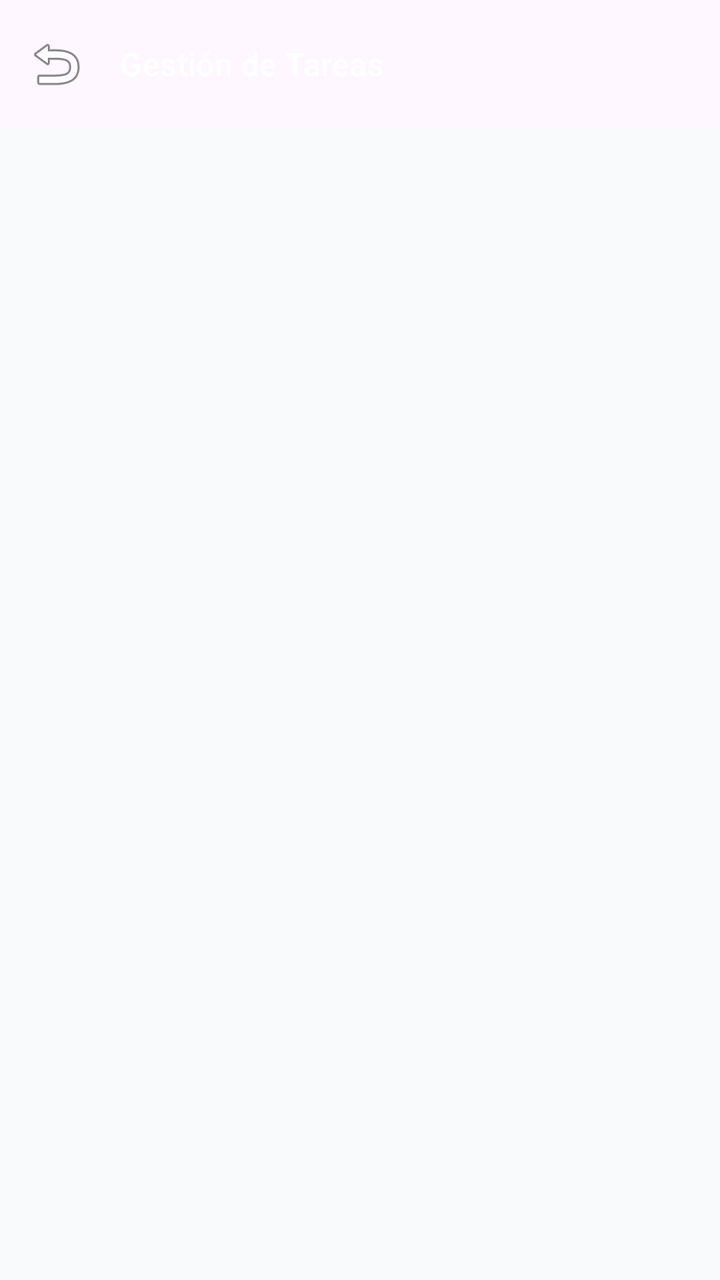
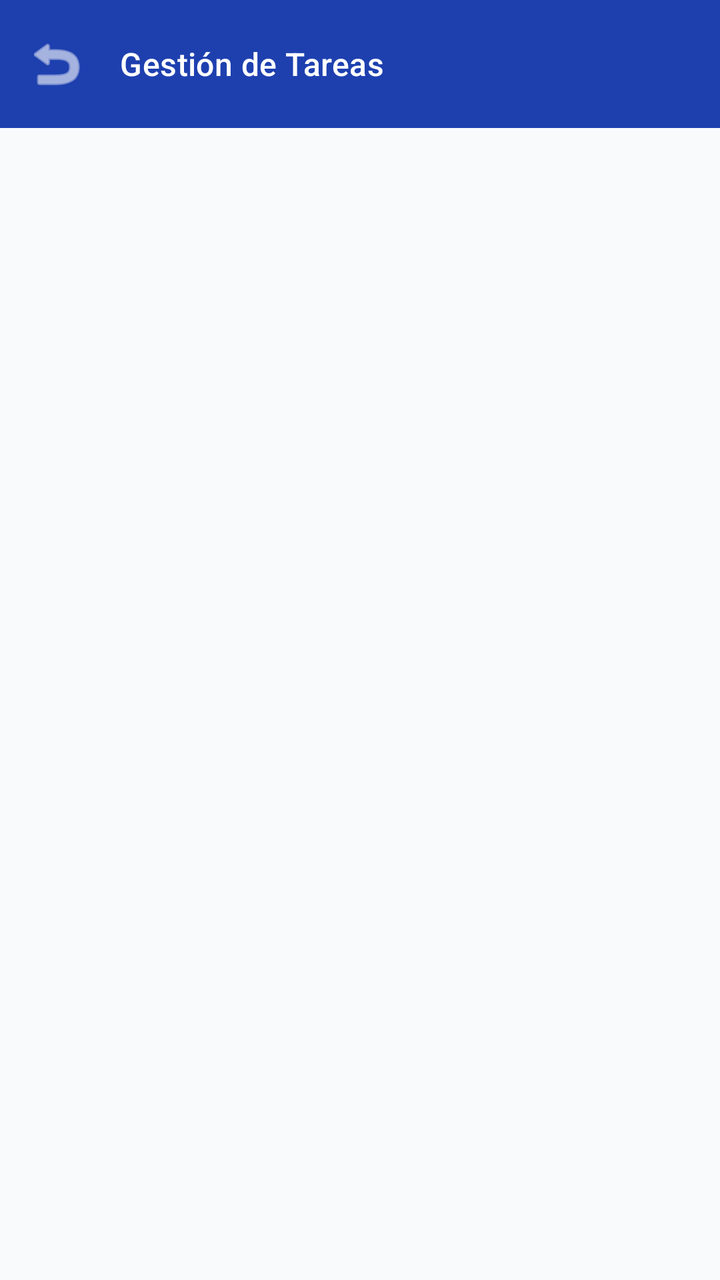

Two renders of the same Android screen: before a commit and after it. Below are the layout's source before the change and the commit's diff.
<!-- AndroidManifest.xml: activity theme Theme.QRAsist.Maestro -->
<!-- res/layout/activity_gestion_tareas.xml -->
<?xml version="1.0" encoding="utf-8"?>
<androidx.coordinatorlayout.widget.CoordinatorLayout xmlns:android="http://schemas.android.com/apk/res/android"
    xmlns:app="http://schemas.android.com/apk/res-auto"
    android:layout_width="match_parent"
    android:layout_height="match_parent"
    android:background="@color/background">

    <com.google.android.material.appbar.AppBarLayout
        android:layout_width="match_parent"
        android:layout_height="wrap_content">

        <com.google.android.material.appbar.MaterialToolbar
            android:id="@+id/toolbar_gestion_tareas"
            style="@style/QRAsist.Toolbar"
            android:layout_width="match_parent"
            android:layout_height="?attr/actionBarSize"
            app:navigationIcon="@android:drawable/ic_menu_revert"
            app:title="Gestión de Tareas" />

    </com.google.android.material.appbar.AppBarLayout>

    <FrameLayout
        android:id="@+id/tareas_container"
        android:layout_width="match_parent"
        android:layout_height="match_parent"
        app:layout_behavior="@string/appbar_scrolling_view_behavior" />

</androidx.coordinatorlayout.widget.CoordinatorLayout>
<!-- resources referenced by this layout -->
<resources>
  <color name="background">#F8FAFC</color>
  <style name="QRAsist.Toolbar" parent="Widget.Material3.Toolbar">
          <item name="titleTextColor">@android:color/white</item>
          <item name="background">@color/maestro_primary</item>
          <item name="titleTextAppearance">?attr/textAppearanceTitleMedium</item>
      </style>
  <style name="Theme.QRAsist.Maestro" parent="Theme.QRAsist">
          <item name="colorPrimary">@color/maestro_primary</item>
          <item name="colorPrimaryDark">@color/maestro_primary_dark</item>
          <item name="android:statusBarColor">@color/maestro_primary_dark</item>
      </style>
  <color name="maestro_primary">#1E40AF</color>
  <style name="Theme.QRAsist" parent="Theme.Material3.Light.NoActionBar">
          <item name="colorPrimary">@color/maestro_primary</item>
          <item name="colorPrimaryDark">@color/maestro_primary_dark</item>
          <item name="colorAccent">@color/maestro_primary_light</item>
          <item name="android:windowBackground">@color/background</item>
          <item name="android:statusBarColor">@color/maestro_primary_dark</item>
      </style>
  <color name="maestro_primary_dark">#1E3A8A</color>
  <color name="maestro_primary_light">#3B82F6</color>
</resources>

<!-- the commit's change to res/layout/activity_gestion_tareas.xml (unified diff, before → after) -->
@@ -3,11 +3,13 @@
     xmlns:app="http://schemas.android.com/apk/res-auto"
     android:layout_width="match_parent"
     android:layout_height="match_parent"
-    android:background="@color/background">
+    android:background="@color/app_background">
 
     <com.google.android.material.appbar.AppBarLayout
         android:layout_width="match_parent"
-        android:layout_height="wrap_content">
+        android:layout_height="wrap_content"
+        android:background="@color/maestro_primary"
+        app:elevation="0dp">
 
         <com.google.android.material.appbar.MaterialToolbar
             android:id="@+id/toolbar_gestion_tareas"
@@ -15,7 +17,8 @@
             android:layout_width="match_parent"
             android:layout_height="?attr/actionBarSize"
             app:navigationIcon="@android:drawable/ic_menu_revert"
-            app:title="Gestión de Tareas" />
+            app:title="Gestión de Tareas"
+            app:titleTextColor="@android:color/white" />
 
     </com.google.android.material.appbar.AppBarLayout>
 
<!-- resource entries referenced after the edit -->
@@ -1,10 +1,13 @@
 <!-- resources referenced by this layout -->
 <resources>
+  <color name="app_background">#F8FAFC</color>
   <color name="background">#F8FAFC</color>
   <style name="QRAsist.Toolbar" parent="Widget.Material3.Toolbar">
           <item name="titleTextColor">@android:color/white</item>
+          <item name="android:background">@color/maestro_primary</item>
           <item name="background">@color/maestro_primary</item>
           <item name="titleTextAppearance">?attr/textAppearanceTitleMedium</item>
+          <item name="navigationIconTint">@android:color/white</item>
       </style>
   <style name="Theme.QRAsist.Maestro" parent="Theme.QRAsist">
           <item name="colorPrimary">@color/maestro_primary</item>
